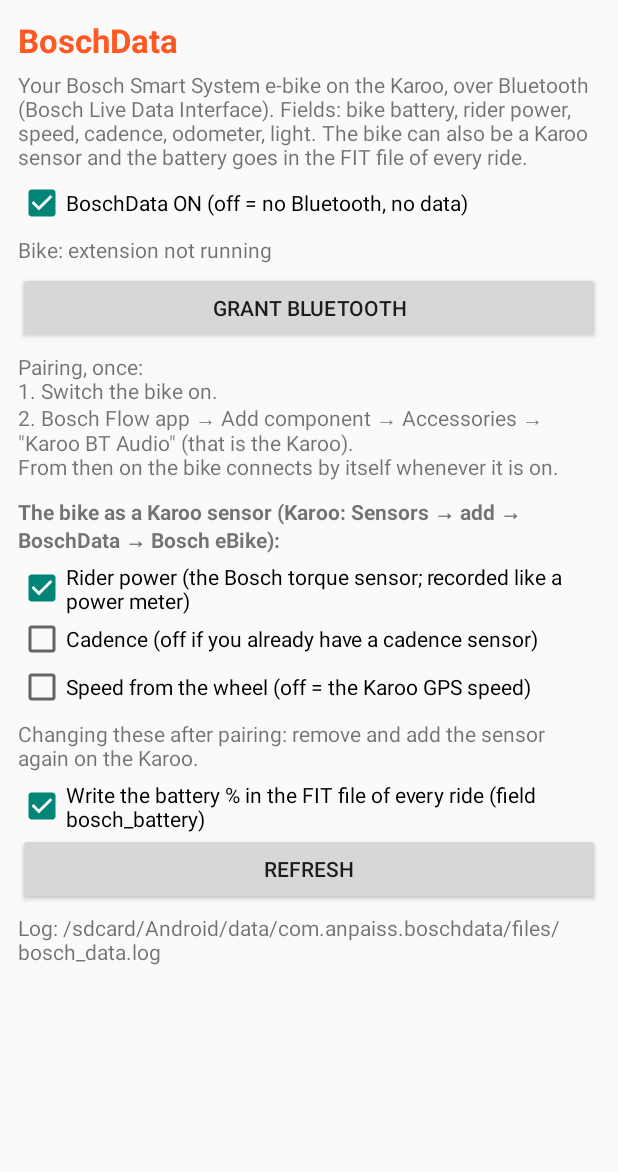
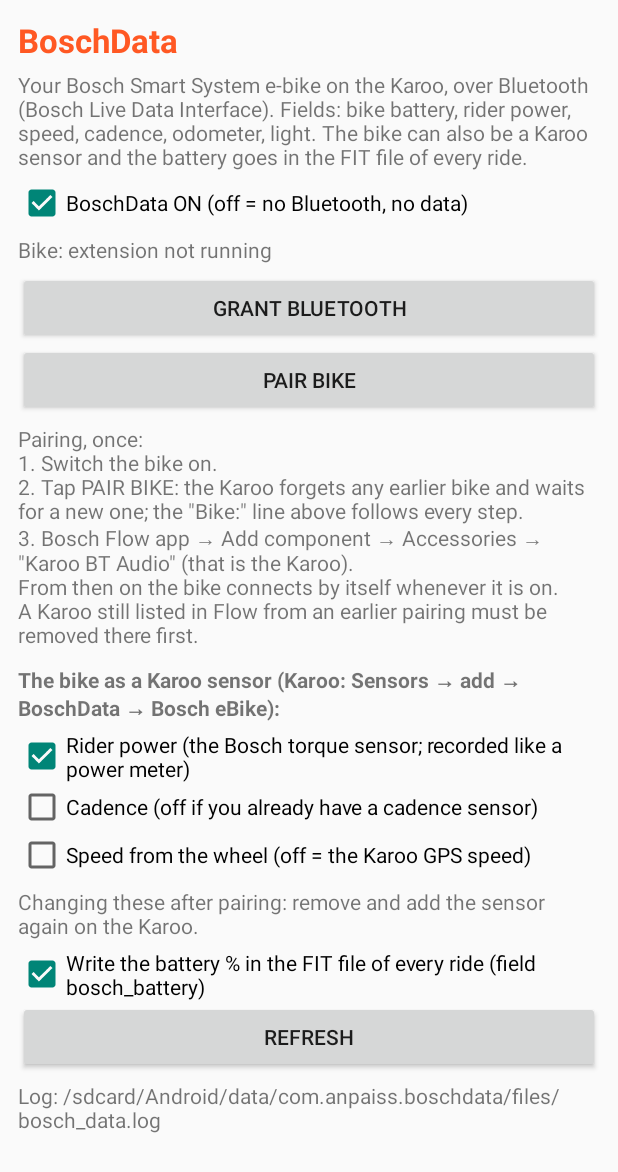
Before and after one commit to anpaiss/BoschData, an Android app: the screen it shows after launch (MainActivity), on a phone screen of 412 x 824 dp. Shown: the top 1172 px of the screen. Run offline under Robolectric (Android 15) with nearby library versions, the phone set to English and light mode, and no system bars; libraries missing offline, so code that uses them is left out: io.hammerhead.karooext.

Commit message:
PAIR BIKE: forget the bike on the Karoo side and advertise fast for 3 min; the app line follows the pairing
The 31/10 garage attempts explained: the bike still held its bond with the
Karoo (identity B0:FF:72:30:E4:F3, the "unknown device" of Flow) while the
Karoo-side bond had been removed, so every connection failed before reaching
the app. The button clears address and bond here, and the pairing mode uses
the low-latency advertising the 30/10 probe was found with; balanced after
3 min without a bike. The status line names each step and refreshes every second.

Co-Authored-By: Claude Fable 5.1 <noreply@anthropic.com>

```diff
--- a/app/src/main/kotlin/com/anpaiss/boschdata/MainActivity.kt
+++ b/app/src/main/kotlin/com/anpaiss/boschdata/MainActivity.kt
@@ -42,8 +42,14 @@ class MainActivity : AppCompatActivity() {
             setOnClickListener { requestPermissions(BoschDataExtension.BLUETOOTH_PERMISSIONS, 1) }
         })
 
-        root.addView(label("Pairing, once:\n1. Switch the bike on.\n2. Bosch Flow app → Add component → Accessories → " +
-            "\"Karoo BT Audio\" (that is the Karoo).\nFrom then on the bike connects by itself whenever it is on."))
+        root.addView(Button(this).apply {
+            text = "PAIR BIKE"
+            setOnClickListener { BoschDataExtension.instance?.pairBike(); refresh() }
+        })
+        root.addView(label("Pairing, once:\n1. Switch the bike on.\n2. Tap PAIR BIKE: the Karoo forgets any earlier bike and " +
+            "waits for a new one; the \"Bike:\" line above follows every step.\n3. Bosch Flow app → Add component → " +
+            "Accessories → \"Karoo BT Audio\" (that is the Karoo).\nFrom then on the bike connects by itself whenever it is on. " +
+            "A Karoo still listed in Flow from an earlier pairing must be removed there first."))
 
         root.addView(label("The bike as a Karoo sensor (Karoo: Sensors → add → BoschData → Bosch eBike):").apply { setTypeface(typeface, Typeface.BOLD) })
         root.addView(CheckBox(this).apply {
@@ -75,7 +81,10 @@ class MainActivity : AppCompatActivity() {
         setContentView(ScrollView(this).apply { addView(root) })
     }
 
-    override fun onResume() { super.onResume(); refresh() }
+    // The "Bike:" line follows the pairing live while the screen is open
+    private val ticker = object : Runnable { override fun run() { refresh(); tvBike.postDelayed(this, 1_000L) } }
+    override fun onResume() { super.onResume(); tvBike.post(ticker) }
+    override fun onPause() { super.onPause(); tvBike.removeCallbacks(ticker) }
 
     override fun onRequestPermissionsResult(requestCode: Int, permissions: Array<out String>, grantResults: IntArray) {
         super.onRequestPermissionsResult(requestCode, permissions, grantResults)
```
Also changed, not shown: app/src/main/kotlin/com/anpaiss/boschdata/BoschDataExtension.kt (+10 -4 lines), app/src/main/kotlin/com/anpaiss/boschdata/LdiLink.kt (+54 -3 lines).
